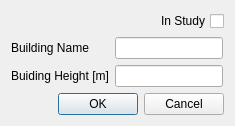
First picture: the form in open_alaqs/ui/ui_buildings.ui, repository eurocontrol-asu/open_alaqs, before the edit.
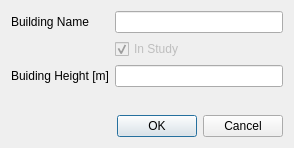
Second picture: the form after the edit.

```diff
--- a/open_alaqs/ui/ui_buildings.ui
+++ b/open_alaqs/ui/ui_buildings.ui
@@ -6,8 +6,8 @@
    <rect>
     <x>0</x>
     <y>0</y>
-    <width>246</width>
-    <height>135</height>
+    <width>294</width>
+    <height>148</height>
    </rect>
   </property>
   <property name="sizePolicy">
@@ -26,56 +26,14 @@
    <string>Building Editor</string>
   </property>
   <layout class="QFormLayout" name="formLayout">
-   <property name="sizeConstraint">
-    <enum>QLayout::SetFixedSize</enum>
-   </property>
-   <property name="fieldGrowthPolicy">
-    <enum>QFormLayout::FieldsStayAtSizeHint</enum>
-   </property>
-   <item row="0" column="1">
-    <layout class="QHBoxLayout" name="horizontalLayout_2">
-     <property name="topMargin">
-      <number>0</number>
-     </property>
-     <item>
-      <spacer name="horizontalSpacer">
-       <property name="orientation">
-        <enum>Qt::Horizontal</enum>
-       </property>
-       <property name="sizeHint" stdset="0">
-        <size>
-         <width>40</width>
-         <height>20</height>
-        </size>
-       </property>
-      </spacer>
-     </item>
-     <item>
-      <widget class="QCheckBox" name="instudy">
-       <property name="enabled">
-        <bool>true</bool>
-       </property>
-       <property name="layoutDirection">
-        <enum>Qt::RightToLeft</enum>
-       </property>
-       <property name="text">
-        <string>In Study</string>
-       </property>
-       <property name="checked">
-        <bool>false</bool>
-       </property>
-      </widget>
-     </item>
-    </layout>
-   </item>
-   <item row="2" column="0">
+   <item row="1" column="0">
     <widget class="QLabel" name="label">
      <property name="text">
       <string>Building Name</string>
      </property>
     </widget>
    </item>
-   <item row="2" column="1">
+   <item row="1" column="1">
     <widget class="QLineEdit" name="building_id">
      <property name="toolTip">
       <string>Enter a unique name for your gate</string>
@@ -89,26 +47,6 @@
      </property>
     </widget>
    </item>
-   <item row="3" column="1">
-    <layout class="QHBoxLayout" name="horizontalLayout">
-     <property name="topMargin">
-      <number>0</number>
-     </property>
-     <item>
-      <widget class="QLineEdit" name="height">
-       <property name="enabled">
-        <bool>true</bool>
-       </property>
-       <property name="toolTip">
-        <string>Enter a height for this building</string>
-       </property>
-       <property name="text">
-        <string/>
-       </property>
-      </widget>
-     </item>
-    </layout>
-   </item>
    <item row="5" column="0" colspan="2">
     <widget class="QDialogButtonBox" name="buttonBox">
      <property name="orientation">
@@ -119,6 +57,45 @@
      </property>
     </widget>
    </item>
+   <item row="3" column="1">
+    <widget class="QLineEdit" name="height">
+     <property name="enabled">
+      <bool>true</bool>
+     </property>
+     <property name="toolTip">
+      <string>Enter a height for this building</string>
+     </property>
+     <property name="text">
+      <string/>
+     </property>
+    </widget>
+   </item>
+   <item row="4" column="1">
+    <spacer name="verticalSpacer">
+     <property name="orientation">
+      <enum>Qt::Vertical</enum>
+     </property>
+     <property name="sizeHint" stdset="0">
+      <size>
+       <width>20</width>
+       <height>40</height>
+      </size>
+     </property>
+    </spacer>
+   </item>
+   <item row="2" column="1">
+    <widget class="QCheckBox" name="instudy">
+     <property name="enabled">
+      <bool>false</bool>
+     </property>
+     <property name="text">
+      <string>In Study</string>
+     </property>
+     <property name="checked">
+      <bool>true</bool>
+     </property>
+    </widget>
+   </item>
   </layout>
  </widget>
  <tabstops>
```
Left out of the diff: 3 changed lines with no effect on the pictures.
